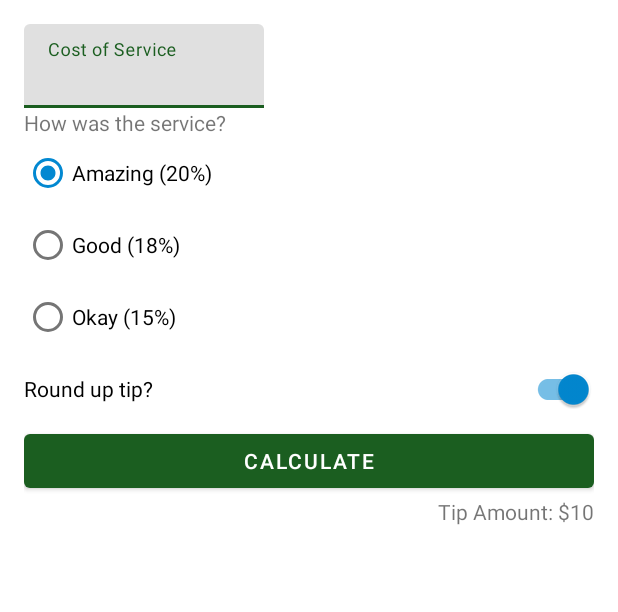
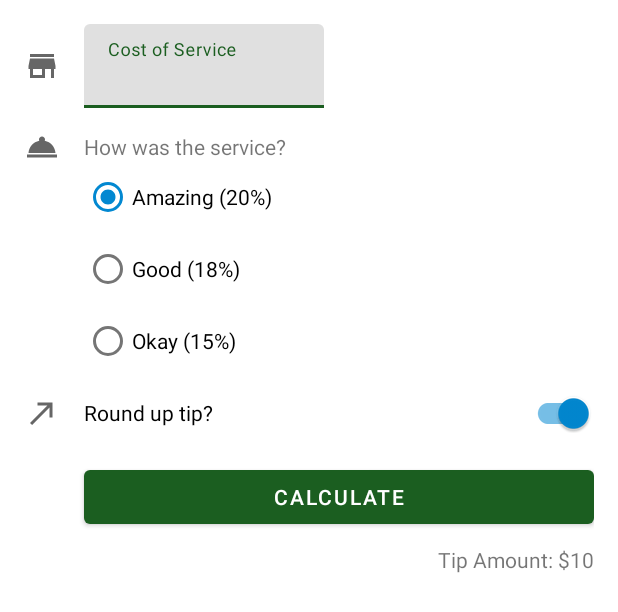
Before and after one commit to dijoncavalcante/tip-time, an Android app: the layout activity_main.xml on its own in the app's theme, with its tools: preview values and no code run, on a phone screen of 412 x 824 dp. Shown: the top 612 px of the screen. Run offline under Robolectric (Android 15) with nearby library versions, the phone set to English and light mode, and no system bars.

Commit message:
chore: Add icon to constraint layout

```diff
--- a/app/build.gradle
+++ b/app/build.gradle
@@ -15,6 +15,8 @@ android {
         versionName "1.0"
 
         testInstrumentationRunner "androidx.test.runner.AndroidJUnitRunner"
+
+        vectorDrawables.useSupportLibrary = true
     }
 
     buildTypes {
--- /dev/null
+++ b/app/src/main/res/drawable/ic_round_up.xml
@@ -0,0 +1,11 @@
+<vector xmlns:android="http://schemas.android.com/apk/res/android"
+    android:width="24dp"
+    android:height="24dp"
+    android:viewportWidth="24"
+    android:viewportHeight="24"
+    android:tint="?attr/colorControlNormal"
+    android:autoMirrored="true">
+  <path
+      android:fillColor="@android:color/white"
+      android:pathData="M9,5v2h6.59L4,18.59 5.41,20 17,8.41V15h2V5z"/>
+</vector>
--- /dev/null
+++ b/app/src/main/res/drawable/ic_service.xml
@@ -0,0 +1,10 @@
+<vector xmlns:android="http://schemas.android.com/apk/res/android"
+    android:width="24dp"
+    android:height="24dp"
+    android:viewportWidth="24"
+    android:viewportHeight="24"
+    android:tint="?attr/colorControlNormal">
+  <path
+      android:fillColor="@android:color/white"
+      android:pathData="M2,17h20v2L2,19zM13.84,7.79c0.1,-0.24 0.16,-0.51 0.16,-0.79 0,-1.1 -0.9,-2 -2,-2s-2,0.9 -2,2c0,0.28 0.06,0.55 0.16,0.79C6.25,8.6 3.27,11.93 3,16h18c-0.27,-4.07 -3.25,-7.4 -7.16,-8.21z"/>
+</vector>
--- /dev/null
+++ b/app/src/main/res/drawable/ic_store.xml
@@ -0,0 +1,10 @@
+<vector xmlns:android="http://schemas.android.com/apk/res/android"
+    android:width="24dp"
+    android:height="24dp"
+    android:viewportWidth="24"
+    android:viewportHeight="24"
+    android:tint="?attr/colorControlNormal">
+  <path
+      android:fillColor="@android:color/white"
+      android:pathData="M20,4L4,4v2h16L20,4zM21,14v-2l-1,-5L4,7l-1,5v2h1v6h10v-6h4v6h2v-6h1zM12,18L6,18v-4h6v4z"/>
+</vector>
--- a/app/src/main/res/layout/activity_main.xml
+++ b/app/src/main/res/layout/activity_main.xml
@@ -7,12 +7,23 @@
     android:padding="16dp"
     tools:context=".MainActivity">
 
+    <ImageView
+        android:id="@+id/icon_cost_of_service"
+        android:layout_width="wrap_content"
+        android:layout_height="wrap_content"
+        android:importantForAccessibility="no"
+        app:srcCompat="@drawable/ic_store"
+        app:layout_constraintStart_toStartOf="parent"
+        app:layout_constraintTop_toTopOf="@id/cost_of_service"
+        app:layout_constraintBottom_toBottomOf="@id/cost_of_service"/>
+
     <com.google.android.material.textfield.TextInputLayout
         android:id="@+id/cost_of_service"
         android:layout_width="160dp"
         android:layout_height="wrap_content"
         android:hint="@string/cost_of_service"
-        app:layout_constraintStart_toStartOf="parent"
+        android:layout_marginStart="16dp"
+        app:layout_constraintStart_toEndOf="@id/icon_cost_of_service"
         app:layout_constraintTop_toTopOf="parent">
 
 
@@ -24,13 +35,24 @@
 
     </com.google.android.material.textfield.TextInputLayout>
 
+    <ImageView
+        android:id="@+id/icon_service_question"
+        android:layout_width="wrap_content"
+        android:layout_height="wrap_content"
+        android:importantForAccessibility="no"
+        app:srcCompat="@drawable/ic_service"
+        app:layout_constraintStart_toStartOf="parent"
+        app:layout_constraintTop_toTopOf="@id/service_question"
+        app:layout_constraintBottom_toBottomOf="@id/service_question" />
+
 
     <TextView
         android:id="@+id/service_question"
         android:layout_width="wrap_content"
         android:layout_height="wrap_content"
         android:text="@string/how_was_the_service"
-        app:layout_constraintStart_toStartOf="parent"
+        android:layout_marginTop="16dp"
+        app:layout_constraintStart_toStartOf="@id/cost_of_service"
         app:layout_constraintTop_toBottomOf="@id/cost_of_service" />
 
     <RadioGroup
@@ -39,7 +61,7 @@
         android:layout_height="wrap_content"
         android:checkedButton="@id/option_twenty_percent"
         android:orientation="vertical"
-        app:layout_constraintStart_toStartOf="parent"
+        app:layout_constraintStart_toStartOf="@id/service_question"
         app:layout_constraintTop_toBottomOf="@id/service_question">
 
         <RadioButton
@@ -62,24 +84,26 @@
 
     </RadioGroup>
 
-<!--    <Switch-->
-<!--        android:id="@+id/round_up_switch_"-->
-<!--        android:layout_width="0dp"-->
-<!--        android:layout_height="wrap_content"-->
-<!--        android:checked="true"-->
-<!--        android:text="@string/round_up_tip"-->
-<!--        app:layout_constraintEnd_toEndOf="parent"-->
-<!--        app:layout_constraintStart_toStartOf="parent"-->
-<!--        app:layout_constraintTop_toBottomOf="@id/tip_options" />-->
+    <ImageView
+        android:id="@+id/icon_round_up"
+        android:layout_width="wrap_content"
+        android:layout_height="wrap_content"
+        android:importantForAccessibility="no"
+        app:srcCompat="@drawable/ic_round_up"
+        app:layout_constraintStart_toStartOf="parent"
+        app:layout_constraintTop_toTopOf="@id/round_up_switch"
+        app:layout_constraintBottom_toBottomOf="@id/round_up_switch" />
+
 
     <com.google.android.material.switchmaterial.SwitchMaterial
         android:id="@+id/round_up_switch"
         android:layout_width="0dp"
         android:layout_height="wrap_content"
         android:checked="true"
+        android:layout_marginStart="16dp"
         android:text="@string/round_up_tip"
         app:layout_constraintEnd_toEndOf="parent"
-        app:layout_constraintStart_toStartOf="parent"
+        app:layout_constraintStart_toEndOf="@id/icon_round_up"
         app:layout_constraintTop_toBottomOf="@id/tip_options"
         />
 
@@ -88,8 +112,9 @@
         android:layout_width="0dp"
         android:layout_height="wrap_content"
         android:text="@string/calculate"
+        android:layout_marginTop="8dp"
         app:layout_constraintEnd_toEndOf="parent"
-        app:layout_constraintStart_toStartOf="parent"
+        app:layout_constraintStart_toStartOf="@id/round_up_switch"
         app:layout_constraintTop_toBottomOf="@id/round_up_switch" />
 
     <TextView
@@ -97,6 +122,7 @@
         android:layout_width="wrap_content"
         android:layout_height="wrap_content"
         tools:text="Tip Amount: $10"
+        android:layout_marginTop="8dp"
         app:layout_constraintEnd_toEndOf="parent"
         app:layout_constraintTop_toBottomOf="@id/calculate_button" />
 
```
